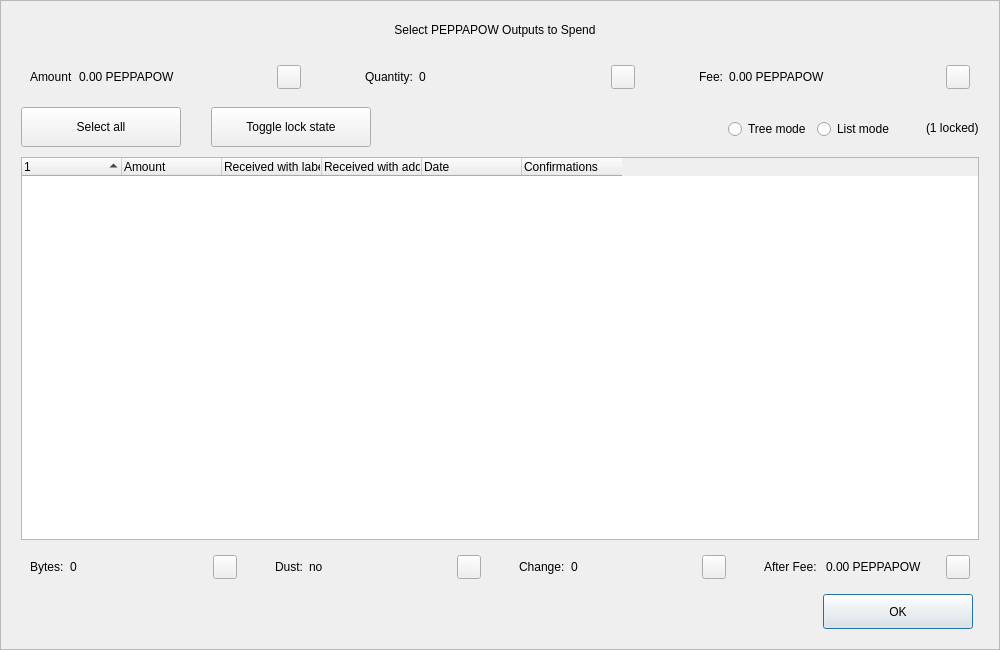
barrystyle/Blobfish, file src/qt/forms/coincontroldialog.ui: the form before one commit.
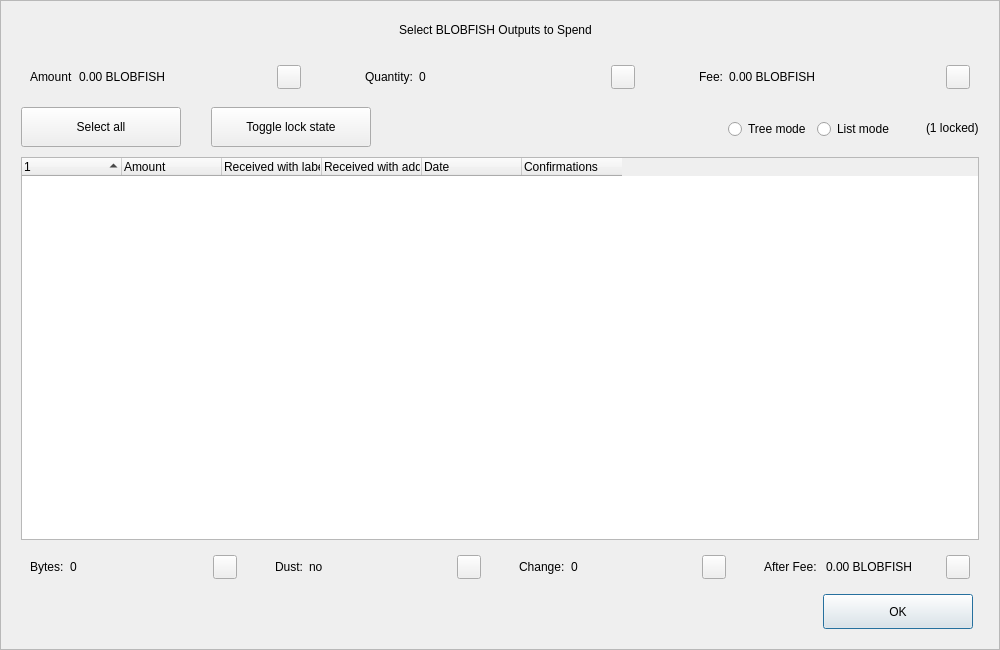
The form after the commit. Custom widgets are drawn as their Qt base class.

The edit to the form file:
```diff
--- a/src/qt/forms/coincontroldialog.ui
+++ b/src/qt/forms/coincontroldialog.ui
@@ -98,7 +98,7 @@
            </size>
           </property>
           <property name="text">
-           <string>Select PEPPAPOW Outputs to Spend</string>
+           <string>Select BLOBFISH Outputs to Spend</string>
           </property>
           <property name="alignment">
            <set>Qt::AlignCenter</set>
@@ -144,7 +144,7 @@
            <item>
             <widget class="QLabel" name="labelCoinControlAmount">
              <property name="text">
-              <string>0.00 PEPPAPOW</string>
+              <string>0.00 BLOBFISH</string>
              </property>
             </widget>
            </item>
@@ -268,7 +268,7 @@
            <item>
             <widget class="QLabel" name="labelCoinControlFee">
              <property name="text">
-              <string>0.00 PEPPAPOW</string>
+              <string>0.00 BLOBFISH</string>
              </property>
             </widget>
            </item>
@@ -729,7 +729,7 @@
            <item>
             <widget class="QLabel" name="labelCoinControlAfterFee">
              <property name="text">
-              <string>0.00 PEPPAPOW</string>
+              <string>0.00 BLOBFISH</string>
              </property>
             </widget>
            </item>
```
